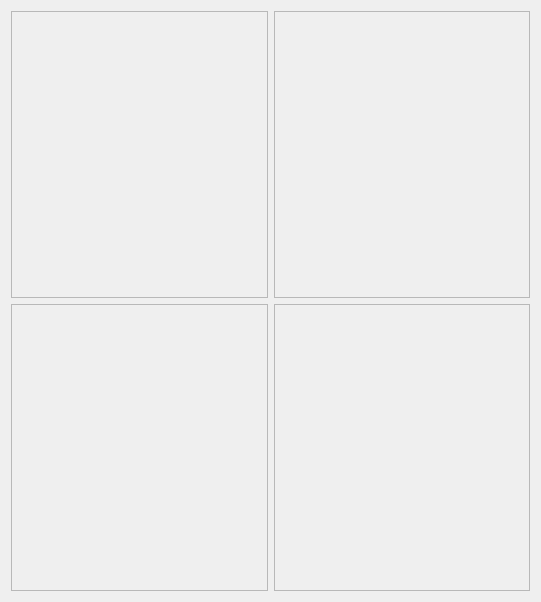
Above: morphologist/gui/ui/viewport.ui from brainvisa/morphologist before the change. Below: the same form after it.
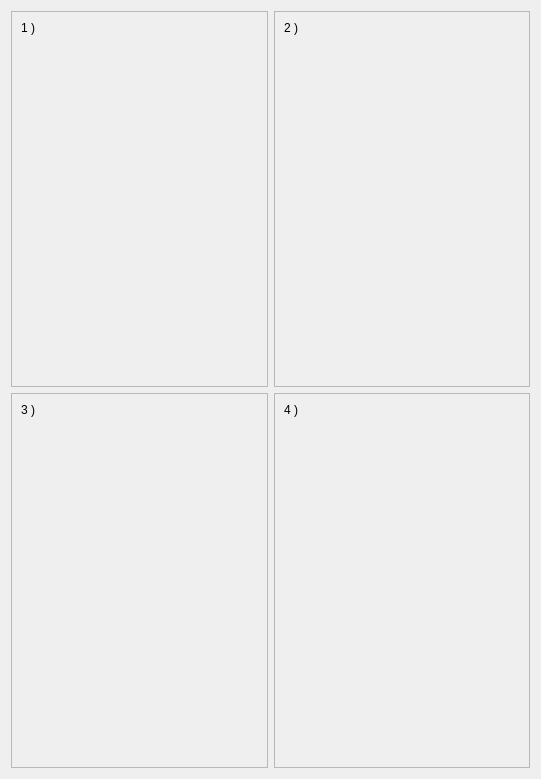
That is the form after the change.

Commit message: ENH: basic integration of 4 empty 3D views (anatomist)

The edit to the form file:
```diff
--- a/morphologist/gui/ui/viewport.ui
+++ b/morphologist/gui/ui/viewport.ui
@@ -7,7 +7,7 @@
     <x>0</x>
     <y>0</y>
     <width>541</width>
-    <height>602</height>
+    <height>779</height>
    </rect>
   </property>
   <property name="windowTitle">
@@ -22,6 +22,31 @@
      <property name="frameShadow">
       <enum>QFrame::Raised</enum>
      </property>
+     <layout class="QVBoxLayout" name="verticalLayout">
+      <item>
+       <widget class="QLabel" name="view1_label">
+        <property name="sizePolicy">
+         <sizepolicy hsizetype="Preferred" vsizetype="Minimum">
+          <horstretch>0</horstretch>
+          <verstretch>0</verstretch>
+         </sizepolicy>
+        </property>
+        <property name="text">
+         <string>1 )</string>
+        </property>
+       </widget>
+      </item>
+      <item>
+       <widget class="QWidget" name="view1_hook" native="true">
+        <property name="sizePolicy">
+         <sizepolicy hsizetype="Preferred" vsizetype="Expanding">
+          <horstretch>0</horstretch>
+          <verstretch>0</verstretch>
+         </sizepolicy>
+        </property>
+       </widget>
+      </item>
+     </layout>
     </widget>
    </item>
    <item row="0" column="1">
@@ -32,16 +57,31 @@
      <property name="frameShadow">
       <enum>QFrame::Raised</enum>
      </property>
-    </widget>
-   </item>
-   <item row="2" column="0">
-    <widget class="QFrame" name="view3_frame">
-     <property name="frameShape">
-      <enum>QFrame::StyledPanel</enum>
-     </property>
-     <property name="frameShadow">
-      <enum>QFrame::Raised</enum>
-     </property>
+     <layout class="QVBoxLayout" name="verticalLayout_4">
+      <item>
+       <widget class="QLabel" name="view2_label">
+        <property name="sizePolicy">
+         <sizepolicy hsizetype="Preferred" vsizetype="Minimum">
+          <horstretch>0</horstretch>
+          <verstretch>0</verstretch>
+         </sizepolicy>
+        </property>
+        <property name="text">
+         <string>2 )</string>
+        </property>
+       </widget>
+      </item>
+      <item>
+       <widget class="QWidget" name="view2_hook" native="true">
+        <property name="sizePolicy">
+         <sizepolicy hsizetype="Preferred" vsizetype="Expanding">
+          <horstretch>0</horstretch>
+          <verstretch>0</verstretch>
+         </sizepolicy>
+        </property>
+       </widget>
+      </item>
+     </layout>
     </widget>
    </item>
    <item row="2" column="1">
@@ -52,6 +92,66 @@
      <property name="frameShadow">
       <enum>QFrame::Raised</enum>
      </property>
+     <layout class="QVBoxLayout" name="verticalLayout_3">
+      <item>
+       <widget class="QLabel" name="view4_label">
+        <property name="sizePolicy">
+         <sizepolicy hsizetype="Preferred" vsizetype="Minimum">
+          <horstretch>0</horstretch>
+          <verstretch>0</verstretch>
+         </sizepolicy>
+        </property>
+        <property name="text">
+         <string>4 )</string>
+        </property>
+       </widget>
+      </item>
+      <item>
+       <widget class="QWidget" name="view4_hook" native="true">
+        <property name="sizePolicy">
+         <sizepolicy hsizetype="Preferred" vsizetype="Expanding">
+          <horstretch>0</horstretch>
+          <verstretch>0</verstretch>
+         </sizepolicy>
+        </property>
+       </widget>
+      </item>
+     </layout>
+    </widget>
+   </item>
+   <item row="2" column="0">
+    <widget class="QFrame" name="view3_frame">
+     <property name="frameShape">
+      <enum>QFrame::StyledPanel</enum>
+     </property>
+     <property name="frameShadow">
+      <enum>QFrame::Raised</enum>
+     </property>
+     <layout class="QVBoxLayout" name="verticalLayout_2">
+      <item>
+       <widget class="QLabel" name="view3_label">
+        <property name="sizePolicy">
+         <sizepolicy hsizetype="Preferred" vsizetype="Minimum">
+          <horstretch>0</horstretch>
+          <verstretch>0</verstretch>
+         </sizepolicy>
+        </property>
+        <property name="text">
+         <string>3 )</string>
+        </property>
+       </widget>
+      </item>
+      <item>
+       <widget class="QWidget" name="view3_hook" native="true">
+        <property name="sizePolicy">
+         <sizepolicy hsizetype="Preferred" vsizetype="Expanding">
+          <horstretch>0</horstretch>
+          <verstretch>0</verstretch>
+         </sizepolicy>
+        </property>
+       </widget>
+      </item>
+     </layout>
     </widget>
    </item>
   </layout>
```
Left out of the diff: 4 changed lines with no effect on the pictures. The commit also changes 1 other file.
